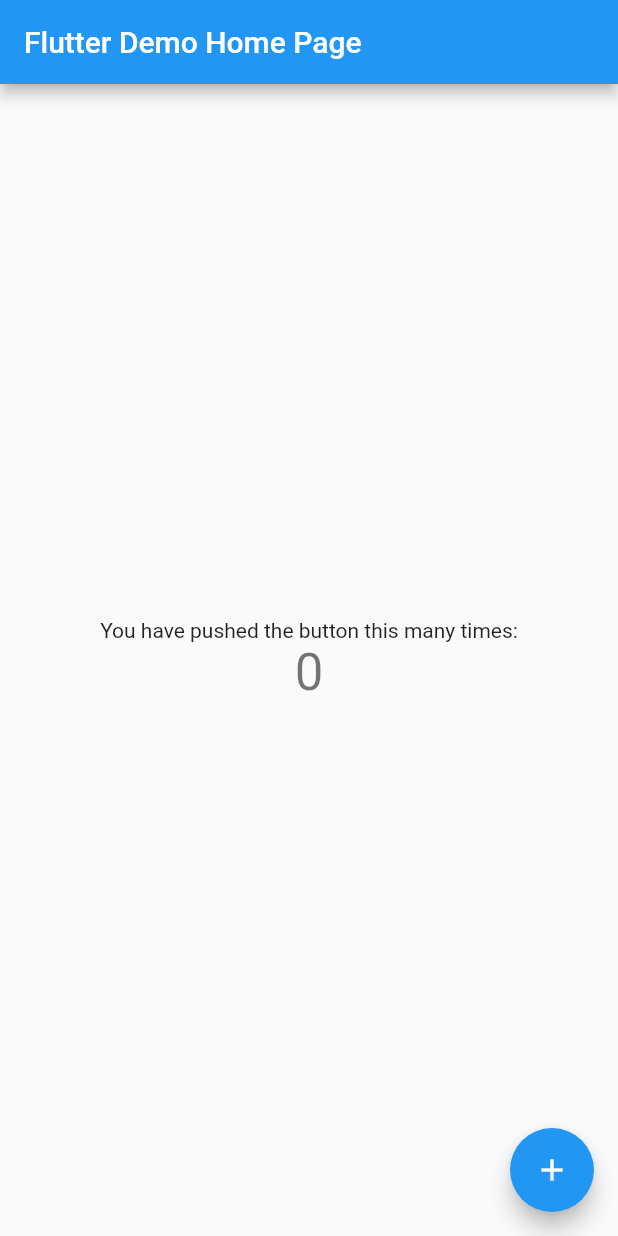
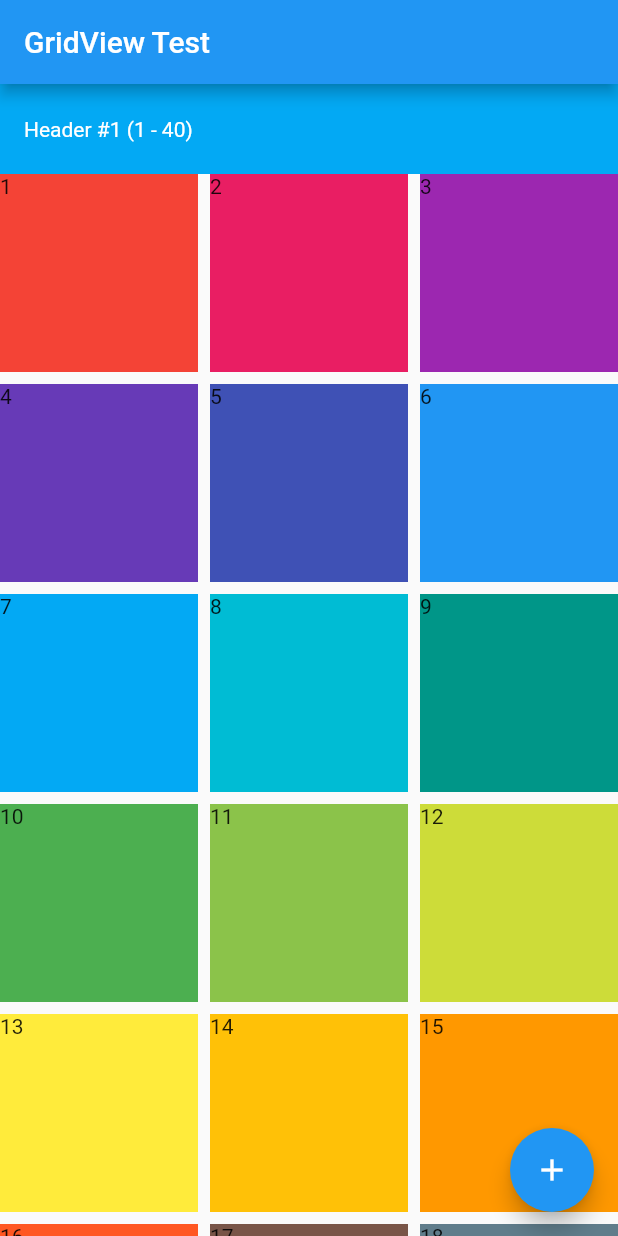
Before and after one commit to espresso3389/flutter_gridview_with_headers_test, a Flutter app: the screen it shows after launch, on a phone screen of 412 x 824 dp. Run offline on Flutter 3.47's test engine with Material 2 defaults, Android fonts, the phone set to English and light mode, and no system bars; our stand-ins replace flutter_sticky_header.

Commit message:
GridView with Header.

```diff
--- a/lib/main.dart
+++ b/lib/main.dart
@@ -1,4 +1,6 @@
 import 'package:flutter/material.dart';
+import 'package:flutter/rendering.dart';
+import 'package:flutter_sticky_header/flutter_sticky_header.dart';
 
 void main() {
   runApp(MyApp());
@@ -11,107 +13,125 @@ class MyApp extends StatelessWidget {
     return MaterialApp(
       title: 'Flutter Demo',
       theme: ThemeData(
-        // This is the theme of your application.
-        //
-        // Try running your application with "flutter run". You'll see the
-        // application has a blue toolbar. Then, without quitting the app, try
-        // changing the primarySwatch below to Colors.green and then invoke
-        // "hot reload" (press "r" in the console where you ran "flutter run",
-        // or simply save your changes to "hot reload" in a Flutter IDE).
-        // Notice that the counter didn't reset back to zero; the application
-        // is not restarted.
         primarySwatch: Colors.blue,
-        // This makes the visual density adapt to the platform that you run
-        // the app on. For desktop platforms, the controls will be smaller and
-        // closer together (more dense) than on mobile platforms.
         visualDensity: VisualDensity.adaptivePlatformDensity,
       ),
-      home: MyHomePage(title: 'Flutter Demo Home Page'),
+      home: MyHomePage(),
     );
   }
 }
 
 class MyHomePage extends StatefulWidget {
-  MyHomePage({Key key, this.title}) : super(key: key);
-
-  // This widget is the home page of your application. It is stateful, meaning
-  // that it has a State object (defined below) that contains fields that affect
-  // how it looks.
-
-  // This class is the configuration for the state. It holds the values (in this
-  // case the title) provided by the parent (in this case the App widget) and
-  // used by the build method of the State. Fields in a Widget subclass are
-  // always marked "final".
-
-  final String title;
+  MyHomePage({Key key}) : super(key: key);
 
   @override
   _MyHomePageState createState() => _MyHomePageState();
 }
 
 class _MyHomePageState extends State<MyHomePage> {
-  int _counter = 0;
+  ScrollController controller;
+  SliverGridLayout layout;
+  double headerSize = 60;
+  final itemCounts = [40, 20, 40, 12, 30, 120];
+  List<int> itemOffsets;
+  int dest = 1;
 
-  void _incrementCounter() {
-    setState(() {
-      // This call to setState tells the Flutter framework that something has
-      // changed in this State, which causes it to rerun the build method below
-      // so that the display can reflect the updated values. If we changed
-      // _counter without calling setState(), then the build method would not be
-      // called again, and so nothing would appear to happen.
-      _counter++;
-    });
+  @override
+  void initState() {
+    controller = ScrollController();
+    int sum = 0;
+    itemOffsets = [];
+    for (int i = 0; i < itemCounts.length; i++) {
+      itemOffsets.add(sum);
+      sum += itemCounts[i];
+    }
+    super.initState();
+  }
+
+  @override
+  void dispose() {
+    controller.dispose();
+    super.dispose();
   }
 
   @override
   Widget build(BuildContext context) {
-    // This method is rerun every time setState is called, for instance as done
-    // by the _incrementCounter method above.
-    //
-    // The Flutter framework has been optimized to make rerunning build methods
-    // fast, so that you can just rebuild anything that needs updating rather
-    // than having to individually change instances of widgets.
     return Scaffold(
       appBar: AppBar(
-        // Here we take the value from the MyHomePage object that was created by
-        // the App.build method, and use it to set our appbar title.
-        title: Text(widget.title),
+        title: Text('GridView Test'),
       ),
-      body: Center(
-        // Center is a layout widget. It takes a single child and positions it
-        // in the middle of the parent.
-        child: Column(
-          // Column is also a layout widget. It takes a list of children and
-          // arranges them vertically. By default, it sizes itself to fit its
-          // children horizontally, and tries to be as tall as its parent.
-          //
-          // Invoke "debug painting" (press "p" in the console, choose the
-          // "Toggle Debug Paint" action from the Flutter Inspector in Android
-          // Studio, or the "Toggle Debug Paint" command in Visual Studio Code)
-          // to see the wireframe for each widget.
-          //
-          // Column has various properties to control how it sizes itself and
-          // how it positions its children. Here we use mainAxisAlignment to
-          // center the children vertically; the main axis here is the vertical
-          // axis because Columns are vertical (the cross axis would be
-          // horizontal).
-          mainAxisAlignment: MainAxisAlignment.center,
-          children: <Widget>[
-            Text(
-              'You have pushed the button this many times:',
-            ),
-            Text(
-              '$_counter',
-              style: Theme.of(context).textTheme.headline4,
-            ),
-          ],
-        ),
+      body: CustomScrollView(
+        controller: controller,
+        slivers: <Widget>[
+          for (var i = 0; i < itemCounts.length; i++)
+            ...[
+              SliverStickyHeader(
+                header: Container(
+                  height: headerSize,
+                  color: Colors.lightBlue,
+                  padding: EdgeInsets.symmetric(horizontal: 16.0),
+                  alignment: Alignment.centerLeft,
+                  child: Text(
+                    'Header #${i + 1} (${itemOffsets[i] + 1} - ${itemOffsets[i] + itemCounts[i]})',
+                    style: const TextStyle(color: Colors.white),
+                  ),
+                ),
+                sliver: SliverGrid(
+                  gridDelegate: SliverGridDelegateInterceptor(
+                    gridDelegate: SliverGridDelegateWithMaxCrossAxisExtent(
+                      maxCrossAxisExtent: 150.0,
+                      mainAxisSpacing: 8.0,
+                      crossAxisSpacing: 8.0,
+                      childAspectRatio: 1.0,
+                    ),
+                    onNewLayout: (layout) {
+                      this.layout = layout;
+                    }
+                  ),
+                  delegate: SliverChildBuilderDelegate(
+                    (context, index) {
+                      return Container(
+                        color: Colors.primaries[index % Colors.primaries.length], height: 30,
+                        child: Text('${itemOffsets[i] + index + 1}'));
+                    },
+                    childCount: itemCounts[i]
+                  )
+                ),
+              ),
+            ]
+        ],
       ),
       floatingActionButton: FloatingActionButton(
-        onPressed: _incrementCounter,
-        tooltip: 'Increment',
+        onPressed: () {
+          final offset = itemCounts.take(dest).fold(0, (s, a) => s + layout.computeMaxScrollOffset(a)) + dest * headerSize;
+          dest = (dest + 1) % itemCounts.length;
+          controller.animateTo(offset, duration: Duration(milliseconds: 500), curve: Curves.easeInOut);
+        },
+        tooltip: 'Test',
         child: Icon(Icons.add),
-      ), // This trailing comma makes auto-formatting nicer for build methods.
+      ),
     );
   }
 }
+
+
+class SliverGridDelegateInterceptor extends SliverGridDelegateWithMaxCrossAxisExtent {
+  final SliverGridDelegateWithMaxCrossAxisExtent gridDelegate;
+  final void Function(SliverGridLayout newLayout) onNewLayout;
+  SliverGridDelegateInterceptor({this.gridDelegate, this.onNewLayout}):
+    super(
+      maxCrossAxisExtent: gridDelegate.maxCrossAxisExtent,
+      mainAxisSpacing: gridDelegate.mainAxisSpacing,
+      crossAxisSpacing: gridDelegate.crossAxisSpacing,
+      childAspectRatio: gridDelegate.childAspectRatio);
+
+  @override
+  SliverGridLayout getLayout(SliverConstraints constraints) {
+    final layout = gridDelegate.getLayout(constraints);
+    onNewLayout?.call(layout);
+    return layout;
+  }
+
+  @override
+  bool shouldRelayout(SliverGridDelegate oldDelegate) => gridDelegate.shouldRelayout(oldDelegate as SliverGridDelegateWithMaxCrossAxisExtent);
+}
--- a/pubspec.yaml
+++ b/pubspec.yaml
@@ -28,6 +28,7 @@ dependencies:
   # The following adds the Cupertino Icons font to your application.
   # Use with the CupertinoIcons class for iOS style icons.
   cupertino_icons: ^0.1.3
+  flutter_sticky_header: ^0.4.2
 
 dev_dependencies:
   flutter_test:
```
Also changed, not shown: pubspec.lock.
